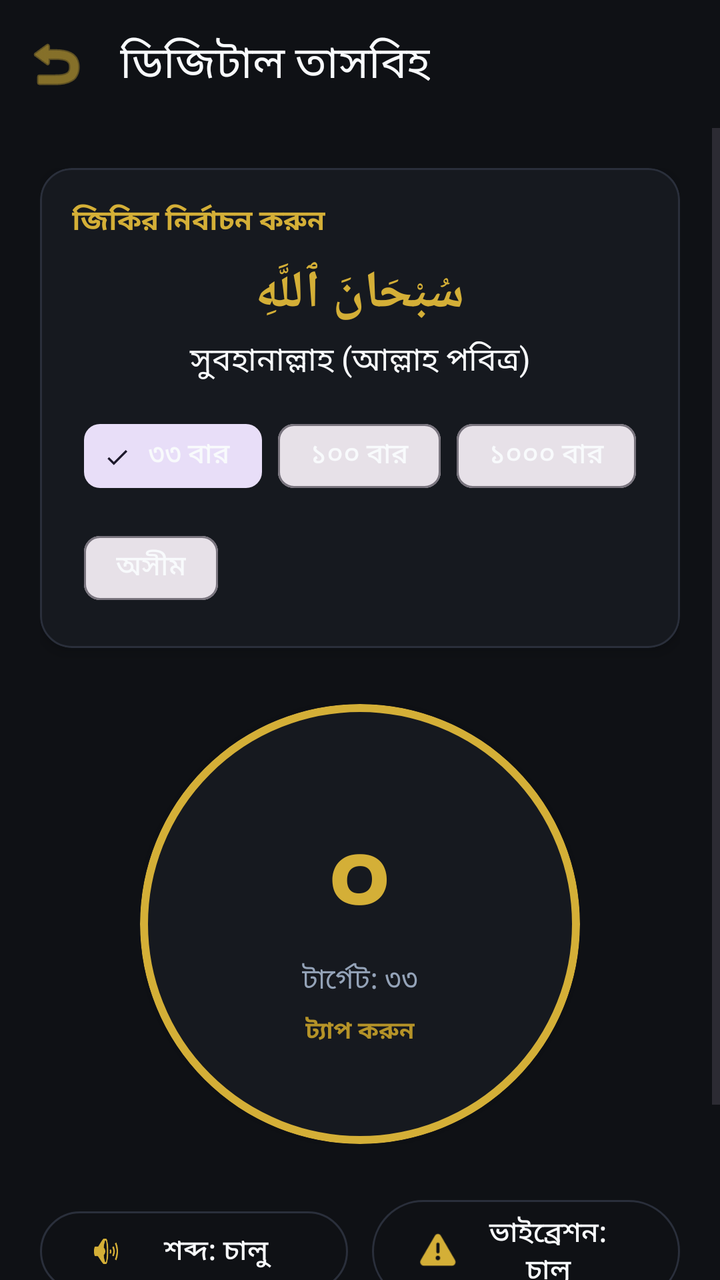
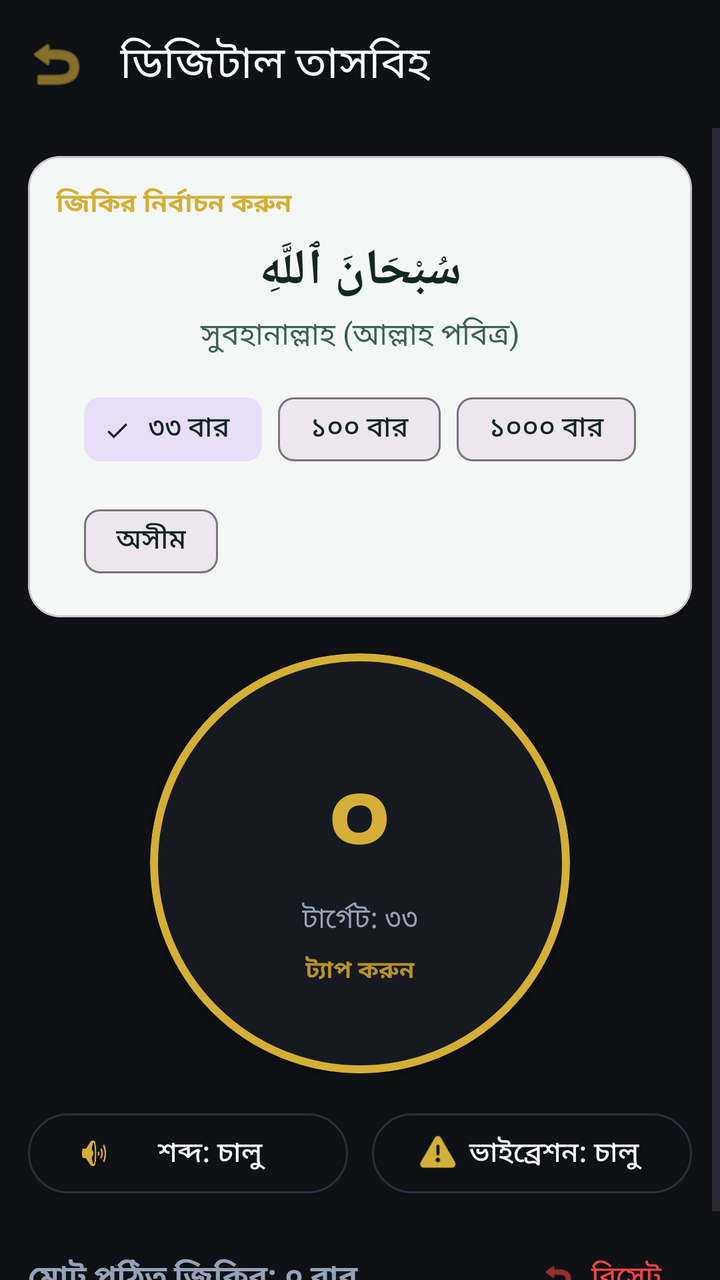

Screens rendered from an Android XML layout before and after an edit, with the pre-edit source and the edit as a unified diff.
<!-- AndroidManifest.xml: activity theme Theme.IslamicAlarm -->
<!-- res/layout/activity_tasbih.xml -->
<?xml version="1.0" encoding="utf-8"?>
<LinearLayout xmlns:android="http://schemas.android.com/apk/res/android"
    xmlns:app="http://schemas.android.com/apk/res-auto"
    xmlns:tools="http://schemas.android.com/tools"
    android:layout_width="match_parent"
    android:layout_height="match_parent"
    android:background="@color/background"
    android:orientation="vertical"
    tools:context="com.hafij.islamicalarm.tasbih.TasbihActivity">

    <com.google.android.material.appbar.AppBarLayout
        android:layout_width="match_parent"
        android:layout_height="wrap_content"
        android:background="@color/primary"
        app:elevation="0dp"
        app:liftOnScroll="false">

        <com.google.android.material.appbar.MaterialToolbar
            android:id="@+id/toolbarTasbih"
            android:layout_width="match_parent"
            android:layout_height="?attr/actionBarSize"
            app:navigationIcon="@android:drawable/ic_menu_revert"
            app:navigationIconTint="@color/secondary"
            app:title="ডিজিটাল তাসবিহ"
            app:titleTextColor="@color/text_primary" />

    </com.google.android.material.appbar.AppBarLayout>

    <ScrollView
        android:layout_width="match_parent"
        android:layout_height="0dp"
        android:layout_weight="1"
        android:fillViewport="true">

        <LinearLayout
            android:layout_width="match_parent"
            android:layout_height="wrap_content"
            android:gravity="center_horizontal"
            android:orientation="vertical"
            android:padding="20dp">

            
            <com.google.android.material.card.MaterialCardView
                android:layout_width="match_parent"
                android:layout_height="wrap_content"
                app:cardBackgroundColor="@color/surface"
                app:cardCornerRadius="16dp"
                app:cardElevation="4dp"
                app:strokeColor="@color/card_border"
                app:strokeWidth="1dp">

                <LinearLayout
                    android:layout_width="match_parent"
                    android:layout_height="wrap_content"
                    android:orientation="vertical"
                    android:padding="16dp">

                    <TextView
                        android:layout_width="wrap_content"
                        android:layout_height="wrap_content"
                        android:text="জিকির নির্বাচন করুন"
                        android:textColor="@color/secondary"
                        android:textSize="14sp"
                        android:textStyle="bold" />

                    <TextView
                        android:id="@+id/tvSelectedZikrArabic"
                        android:layout_width="match_parent"
                        android:layout_height="wrap_content"
                        android:layout_marginTop="8dp"
                        android:gravity="center"
                        android:text="سُبْحَانَ ٱللَّهِ"
                        android:textColor="@color/secondary"
                        android:textSize="26sp"
                        android:textStyle="bold" />

                    <TextView
                        android:id="@+id/tvSelectedZikrBangla"
                        android:layout_width="match_parent"
                        android:layout_height="wrap_content"
                        android:layout_marginTop="4dp"
                        android:gravity="center"
                        android:text="সুবহানাল্লাহ (আল্লাহ পবিত্র)"
                        android:textColor="@color/text_primary"
                        android:textSize="16sp" />

                    
                    <com.google.android.material.chip.ChipGroup
                        android:id="@+id/chipGroupTarget"
                        android:layout_width="wrap_content"
                        android:layout_height="wrap_content"
                        android:layout_gravity="center"
                        android:layout_marginTop="12dp"
                        app:singleSelection="true">

                        <com.google.android.material.chip.Chip
                            android:id="@+id/chip33"
                            style="@style/Widget.Material3.Chip.Filter"
                            android:layout_width="wrap_content"
                            android:layout_height="wrap_content"
                            android:checked="true"
                            android:text="৩৩ বার"
                            android:textColor="@color/text_primary" />

                        <com.google.android.material.chip.Chip
                            android:id="@+id/chip100"
                            style="@style/Widget.Material3.Chip.Filter"
                            android:layout_width="wrap_content"
                            android:layout_height="wrap_content"
                            android:text="১০০ বার"
                            android:textColor="@color/text_primary" />

                        <com.google.android.material.chip.Chip
                            android:id="@+id/chip1000"
                            style="@style/Widget.Material3.Chip.Filter"
                            android:layout_width="wrap_content"
                            android:layout_height="wrap_content"
                            android:text="১০০০ বার"
                            android:textColor="@color/text_primary" />

                        <com.google.android.material.chip.Chip
                            android:id="@+id/chipUnlimited"
                            style="@style/Widget.Material3.Chip.Filter"
                            android:layout_width="wrap_content"
                            android:layout_height="wrap_content"
                            android:text="অসীম"
                            android:textColor="@color/text_primary" />

                    </com.google.android.material.chip.ChipGroup>

                </LinearLayout>

            </com.google.android.material.card.MaterialCardView>

            
            <FrameLayout
                android:layout_width="220dp"
                android:layout_height="220dp"
                android:layout_marginTop="28dp">

                <com.google.android.material.card.MaterialCardView
                    android:id="@+id/btnCountTap"
                    android:layout_width="match_parent"
                    android:layout_height="match_parent"
                    android:clickable="true"
                    android:focusable="true"
                    app:cardBackgroundColor="@color/surface"
                    app:cardCornerRadius="110dp"
                    app:cardElevation="8dp"
                    app:strokeColor="@color/secondary"
                    app:strokeWidth="4dp">

                    <LinearLayout
                        android:layout_width="match_parent"
                        android:layout_height="match_parent"
                        android:gravity="center"
                        android:orientation="vertical">

                        <TextView
                            android:id="@+id/tvCounterText"
                            android:layout_width="wrap_content"
                            android:layout_height="wrap_content"
                            android:text="০"
                            android:textColor="@color/secondary"
                            android:textSize="54sp"
                            android:textStyle="bold" />

                        <TextView
                            android:id="@+id/tvTargetSubText"
                            android:layout_width="wrap_content"
                            android:layout_height="wrap_content"
                            android:text="টার্গেট: ৩৩"
                            android:textColor="@color/text_secondary"
                            android:textSize="14sp" />

                        <TextView
                            android:layout_width="wrap_content"
                            android:layout_height="wrap_content"
                            android:layout_marginTop="6dp"
                            android:text="ট্যাপ করুন"
                            android:textColor="@color/secondary_variant"
                            android:textSize="12sp"
                            android:textStyle="bold" />

                    </LinearLayout>

                </com.google.android.material.card.MaterialCardView>

            </FrameLayout>

            
            <LinearLayout
                android:layout_width="match_parent"
                android:layout_height="wrap_content"
                android:layout_marginTop="24dp"
                android:gravity="center"
                android:orientation="horizontal">

                <com.google.android.material.button.MaterialButton
                    android:id="@+id/btnSoundToggle"
                    style="@style/Widget.Material3.Button.OutlinedButton"
                    android:layout_width="0dp"
                    android:layout_height="wrap_content"
                    android:layout_weight="1"
                    android:text="শব্দ: চালু"
                    android:textColor="@color/text_primary"
                    app:icon="@android:drawable/ic_lock_silent_mode_off"
                    app:iconTint="@color/secondary"
                    app:strokeColor="@color/card_border" />

                <Space
                    android:layout_width="12dp"
                    android:layout_height="wrap_content" />

                <com.google.android.material.button.MaterialButton
                    android:id="@+id/btnVibrationToggle"
                    style="@style/Widget.Material3.Button.OutlinedButton"
                    android:layout_width="0dp"
                    android:layout_height="wrap_content"
                    android:layout_weight="1"
                    android:text="ভাইব্রেশন: চালু"
                    android:textColor="@color/text_primary"
                    app:icon="@android:drawable/ic_dialog_alert"
                    app:iconTint="@color/secondary"
                    app:strokeColor="@color/card_border" />

            </LinearLayout>

            
            <LinearLayout
                android:layout_width="match_parent"
                android:layout_height="wrap_content"
                android:layout_marginTop="20dp"
                android:gravity="center_vertical"
                android:orientation="horizontal">

                <TextView
                    android:id="@+id/tvTotalCountToday"
                    android:layout_width="0dp"
                    android:layout_height="wrap_content"
                    android:layout_weight="1"
                    android:text="মোট পঠিত জিকির: ০ বার"
                    android:textColor="@color/text_secondary"
                    android:textSize="15sp"
                    android:textStyle="bold" />

                <com.google.android.material.button.MaterialButton
                    android:id="@+id/btnResetCounter"
                    style="@style/Widget.Material3.Button.TextButton"
                    android:layout_width="wrap_content"
                    android:layout_height="wrap_content"
                    android:text="রিসেট"
                    android:textColor="@color/error"
                    app:icon="@android:drawable/ic_menu_revert"
                    app:iconTint="@color/error" />

            </LinearLayout>

        </LinearLayout>

    </ScrollView>

</LinearLayout>
<!-- resources referenced by this layout -->
<resources>
  <color name="background">#0F1115</color>
  <color name="card_border">#2A2F3B</color>
  <color name="error">#EF4444</color>
  <color name="primary">#0F1115</color>
  <color name="secondary">#D4AF37</color>
  <color name="secondary_variant">#B59328</color>
  <color name="surface">#16191F</color>
  <color name="text_primary">#F8FAFC</color>
  <color name="text_secondary">#94A3B8</color>
  <style name="Theme.IslamicAlarm" parent="Theme.Material3.DayNight.NoActionBar">
          <item name="colorPrimary">@color/primary</item>
          <item name="colorPrimaryDark">@color/primary_variant</item>
          <item name="colorSecondary">@color/secondary</item>
          <item name="android:statusBarColor">@color/primary_variant</item>
          <item name="android:windowBackground">@color/background</item>
      </style>
  <color name="primary_variant">#0A0B0E</color>
</resources>

<!-- the commit's change to res/layout/activity_tasbih.xml (unified diff, before → after) -->
@@ -37,41 +37,39 @@
             android:layout_height="wrap_content"
             android:gravity="center_horizontal"
             android:orientation="vertical"
-            android:padding="20dp">
+            android:padding="14dp">
 
             
             <com.google.android.material.card.MaterialCardView
                 android:layout_width="match_parent"
                 android:layout_height="wrap_content"
-                app:cardBackgroundColor="@color/surface"
+                app:cardBackgroundColor="@color/waqt_card_bg"
                 app:cardCornerRadius="16dp"
-                app:cardElevation="4dp"
-                app:strokeColor="@color/card_border"
-                app:strokeWidth="1dp">
+                app:cardElevation="2dp">
 
                 <LinearLayout
                     android:layout_width="match_parent"
                     android:layout_height="wrap_content"
                     android:orientation="vertical"
-                    android:padding="16dp">
+                    android:padding="14dp">
 
                     <TextView
                         android:layout_width="wrap_content"
                         android:layout_height="wrap_content"
                         android:text="জিকির নির্বাচন করুন"
                         android:textColor="@color/secondary"
-                        android:textSize="14sp"
+                        android:textSize="13sp"
                         android:textStyle="bold" />
 
                     <TextView
                         android:id="@+id/tvSelectedZikrArabic"
                         android:layout_width="match_parent"
                         android:layout_height="wrap_content"
-                        android:layout_marginTop="8dp"
+                        android:layout_marginTop="7dp"
                         android:gravity="center"
                         android:text="سُبْحَانَ ٱللَّهِ"
-                        android:textColor="@color/secondary"
-                        android:textSize="26sp"
+                        android:textColor="@color/waqt_text_dark"
+                        android:textSize="25sp"
                         android:textStyle="bold" />
 
                     <TextView
@@ -81,8 +79,8 @@
                         android:layout_marginTop="4dp"
                         android:gravity="center"
                         android:text="সুবহানাল্লাহ (আল্লাহ পবিত্র)"
-                        android:textColor="@color/text_primary"
-                        android:textSize="16sp" />
+                        android:textColor="@color/waqt_text_dark_secondary"
+                        android:textSize="15sp" />
 
                     
                     <com.google.android.material.chip.ChipGroup
@@ -100,7 +98,7 @@
                             android:layout_height="wrap_content"
                             android:checked="true"
                             android:text="৩৩ বার"
-                            android:textColor="@color/text_primary" />
+                            android:textColor="@color/waqt_text_dark" />
 
                         <com.google.android.material.chip.Chip
                             android:id="@+id/chip100"
@@ -108,7 +106,7 @@
                             android:layout_width="wrap_content"
                             android:layout_height="wrap_content"
                             android:text="১০০ বার"
-                            android:textColor="@color/text_primary" />
+                            android:textColor="@color/waqt_text_dark" />
 
                         <com.google.android.material.chip.Chip
                             android:id="@+id/chip1000"
@@ -116,7 +114,7 @@
                             android:layout_width="wrap_content"
                             android:layout_height="wrap_content"
                             android:text="১০০০ বার"
-                            android:textColor="@color/text_primary" />
+                            android:textColor="@color/waqt_text_dark" />
 
                         <com.google.android.material.chip.Chip
                             android:id="@+id/chipUnlimited"
@@ -124,7 +122,7 @@
                             android:layout_width="wrap_content"
                             android:layout_height="wrap_content"
                             android:text="অসীম"
-                            android:textColor="@color/text_primary" />
+                            android:textColor="@color/waqt_text_dark" />
 
                     </com.google.android.material.chip.ChipGroup>
 
@@ -134,9 +132,9 @@
 
             
             <FrameLayout
-                android:layout_width="220dp"
-                android:layout_height="220dp"
-                android:layout_marginTop="28dp">
+                android:layout_width="210dp"
+                android:layout_height="210dp"
+                android:layout_marginTop="18dp">
 
                 <com.google.android.material.card.MaterialCardView
                     android:id="@+id/btnCountTap"
@@ -192,7 +190,7 @@
             <LinearLayout
                 android:layout_width="match_parent"
                 android:layout_height="wrap_content"
-                android:layout_marginTop="24dp"
+                android:layout_marginTop="16dp"
                 android:gravity="center"
                 android:orientation="horizontal">
 
@@ -230,7 +228,7 @@
             <LinearLayout
                 android:layout_width="match_parent"
                 android:layout_height="wrap_content"
-                android:layout_marginTop="20dp"
+                android:layout_marginTop="14dp"
                 android:gravity="center_vertical"
                 android:orientation="horizontal">
 
<!-- resource entries referenced after the edit -->
@@ -9,6 +9,9 @@
   <color name="surface">#16191F</color>
   <color name="text_primary">#F8FAFC</color>
   <color name="text_secondary">#94A3B8</color>
+  <color name="waqt_card_bg">#F3F7F6</color>
+  <color name="waqt_text_dark">#122722</color>
+  <color name="waqt_text_dark_secondary">#3E5E56</color>
   <style name="Theme.IslamicAlarm" parent="Theme.Material3.DayNight.NoActionBar">
           <item name="colorPrimary">@color/primary</item>
           <item name="colorPrimaryDark">@color/primary_variant</item>
